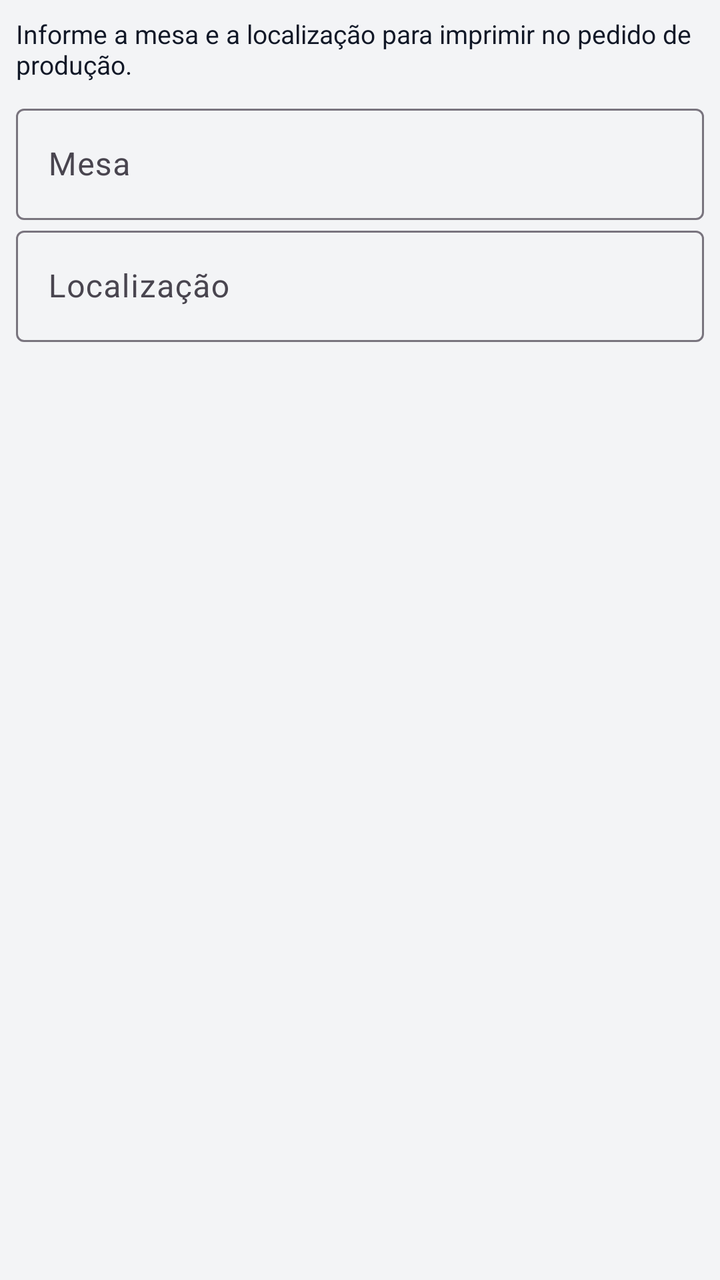
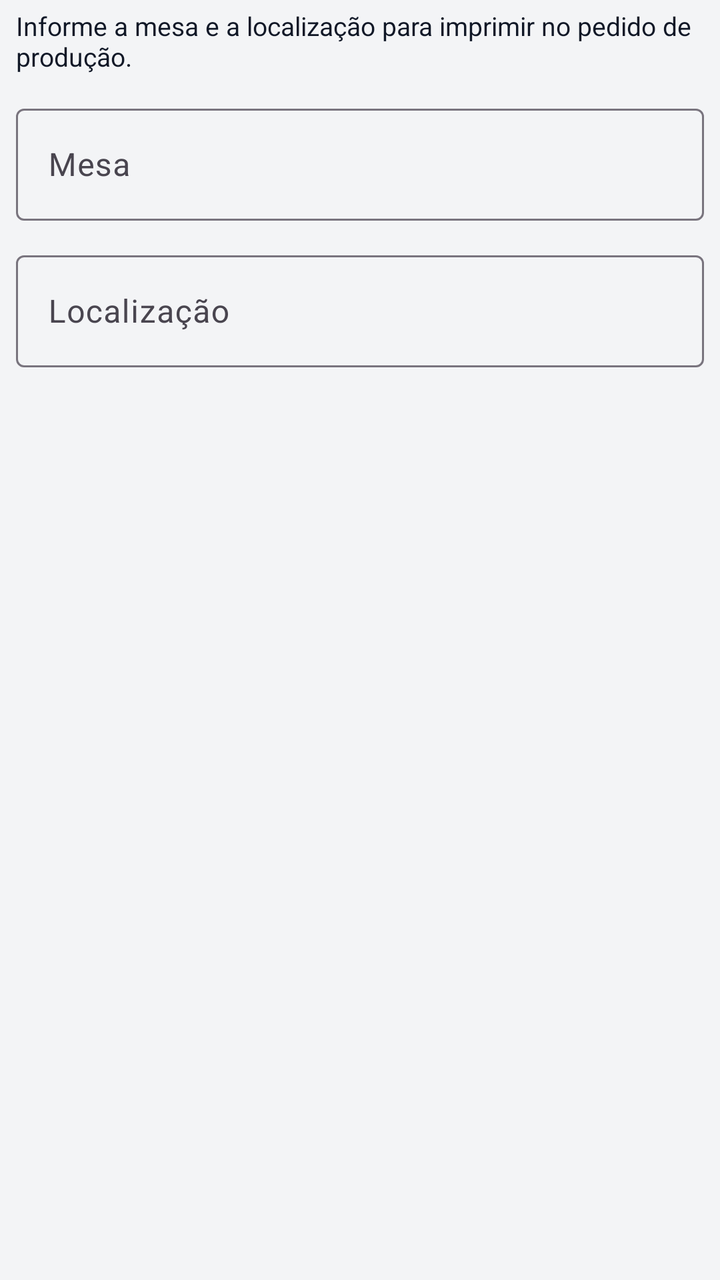

An Android layout rendered at two revisions. The XML below is the earlier revision; the diff shows what the commit changed to produce the second picture.
<!-- AndroidManifest.xml: application theme Theme.POSmaisgestao -->
<!-- res/layout/dialog_mesa_local_pedido.xml -->
<?xml version="1.0" encoding="utf-8"?>
<LinearLayout xmlns:android="http://schemas.android.com/apk/res/android"
    android:layout_width="match_parent"
    android:layout_height="wrap_content"
    android:orientation="vertical"
    android:padding="8dp">

    <TextView
        android:layout_width="match_parent"
        android:layout_height="wrap_content"
        android:paddingBottom="8dp"
        android:text="@string/mesa_local_ajuda"
        android:textColor="@color/foreground"
        android:textSize="13sp" />

    <com.google.android.material.textfield.TextInputLayout
        android:layout_width="match_parent"
        android:layout_height="wrap_content"
        android:hint="@string/mesa_fisica">

        <com.google.android.material.textfield.TextInputEditText
            android:id="@+id/inputMesaFisica"
            android:layout_width="match_parent"
            android:layout_height="wrap_content"
            android:imeOptions="actionNext"
            android:inputType="text"
            android:maxLength="40"
            android:maxLines="1"
            android:minHeight="52dp" />
    </com.google.android.material.textfield.TextInputLayout>

    <com.google.android.material.textfield.TextInputLayout
        android:layout_width="match_parent"
        android:layout_height="wrap_content"
        android:hint="@string/localizacao_pedido">

        <com.google.android.material.textfield.TextInputEditText
            android:id="@+id/inputLocalizacaoPedido"
            android:layout_width="match_parent"
            android:layout_height="wrap_content"
            android:imeOptions="actionDone"
            android:inputType="textCapSentences"
            android:maxLength="80"
            android:maxLines="1"
            android:minHeight="52dp" />
    </com.google.android.material.textfield.TextInputLayout>
</LinearLayout>
<!-- resources referenced by this layout -->
<resources>
  <color name="foreground">#111827</color>
  <string name="localizacao_pedido">Localização</string>
  <string name="mesa_fisica">Mesa</string>
  <string name="mesa_local_ajuda">Informe a mesa e a localização para imprimir no pedido de produção.</string>
  <style name="Theme.POSmaisgestao" parent="Base.Theme.POSmaisgestao" />
  <style name="Base.Theme.POSmaisgestao" parent="Theme.Material3.DayNight.NoActionBar">
          <item name="colorPrimary">@color/primary</item>
          <item name="colorPrimaryDark">@color/primary_dark</item>
          <item name="colorSecondary">@color/accent</item>
          <item name="colorOnPrimary">@color/primary_foreground</item>
          <item name="colorOnSurface">@color/foreground</item>
          <item name="colorOnBackground">@color/foreground</item>
          <item name="android:statusBarColor">@color/primary_dark</item>
          <item name="android:navigationBarColor">@color/surface</item>
          <item name="android:windowOptOutEdgeToEdgeEnforcement">true</item>
          <item name="android:windowBackground">@color/surface</item>
          <item name="android:colorBackground">@color/background</item>
          <item name="android:textColorPrimary">@color/foreground</item>
          <item name="android:textColorSecondary">@color/muted_foreground</item>
          <item name="android:textColor">@color/foreground</item>
          <item name="android:textColorHint">@color/muted_foreground</item>
      </style>
  <color name="primary">#4271F0</color>
  <color name="primary_dark">#0B42DA</color>
  <color name="accent">#D0D9F1</color>
  <color name="primary_foreground">#FFFFFF</color>
  <color name="surface">#F3F4F6</color>
  <color name="background">#FFFFFF</color>
  <color name="muted_foreground">#374151</color>
</resources>

<!-- the commit's change to res/layout/dialog_mesa_local_pedido.xml (unified diff, before → after) -->
@@ -1,47 +1,57 @@
 <?xml version="1.0" encoding="utf-8"?>
-<LinearLayout xmlns:android="http://schemas.android.com/apk/res/android"
+<ScrollView xmlns:android="http://schemas.android.com/apk/res/android"
     android:layout_width="match_parent"
     android:layout_height="wrap_content"
-    android:orientation="vertical"
-    android:padding="8dp">
+    android:fillViewport="true"
+    android:overScrollMode="ifContentScrolls">
 
-    <TextView
+    <LinearLayout
         android:layout_width="match_parent"
         android:layout_height="wrap_content"
-        android:paddingBottom="8dp"
-        android:text="@string/mesa_local_ajuda"
-        android:textColor="@color/foreground"
-        android:textSize="13sp" />
+        android:orientation="vertical"
+        android:paddingHorizontal="8dp"
+        android:paddingTop="4dp"
+        android:paddingBottom="8dp">
 
-    <com.google.android.material.textfield.TextInputLayout
-        android:layout_width="match_parent"
-        android:layout_height="wrap_content"
-        android:hint="@string/mesa_fisica">
-
-        <com.google.android.material.textfield.TextInputEditText
-            android:id="@+id/inputMesaFisica"
+        <TextView
             android:layout_width="match_parent"
             android:layout_height="wrap_content"
-            android:imeOptions="actionNext"
-            android:inputType="text"
-            android:maxLength="40"
-            android:maxLines="1"
-            android:minHeight="52dp" />
-    </com.google.android.material.textfield.TextInputLayout>
+            android:paddingBottom="12dp"
+            android:text="@string/mesa_local_ajuda"
+            android:textColor="@color/foreground"
+            android:textSize="13sp" />
 
-    <com.google.android.material.textfield.TextInputLayout
-        android:layout_width="match_parent"
-        android:layout_height="wrap_content"
-        android:hint="@string/localizacao_pedido">
-
-        <com.google.android.material.textfield.TextInputEditText
-            android:id="@+id/inputLocalizacaoPedido"
+        <com.google.android.material.textfield.TextInputLayout
             android:layout_width="match_parent"
             android:layout_height="wrap_content"
-            android:imeOptions="actionDone"
-            android:inputType="textCapSentences"
-            android:maxLength="80"
-            android:maxLines="1"
-            android:minHeight="52dp" />
-    </com.google.android.material.textfield.TextInputLayout>
-</LinearLayout>
+            android:layout_marginBottom="12dp"
+            android:hint="@string/mesa_fisica">
+
+            <com.google.android.material.textfield.TextInputEditText
+                android:id="@+id/inputMesaFisica"
+                android:layout_width="match_parent"
+                android:layout_height="wrap_content"
+                android:imeOptions="actionNext"
+                android:inputType="text"
+                android:maxLength="40"
+                android:maxLines="1"
+                android:minHeight="56dp" />
+        </com.google.android.material.textfield.TextInputLayout>
+
+        <com.google.android.material.textfield.TextInputLayout
+            android:layout_width="match_parent"
+            android:layout_height="wrap_content"
+            android:hint="@string/localizacao_pedido">
+
+            <com.google.android.material.textfield.TextInputEditText
+                android:id="@+id/inputLocalizacaoPedido"
+                android:layout_width="match_parent"
+                android:layout_height="wrap_content"
+                android:imeOptions="actionDone"
+                android:inputType="textCapSentences"
+                android:maxLength="80"
+                android:maxLines="1"
+                android:minHeight="56dp" />
+        </com.google.android.material.textfield.TextInputLayout>
+    </LinearLayout>
+</ScrollView>
